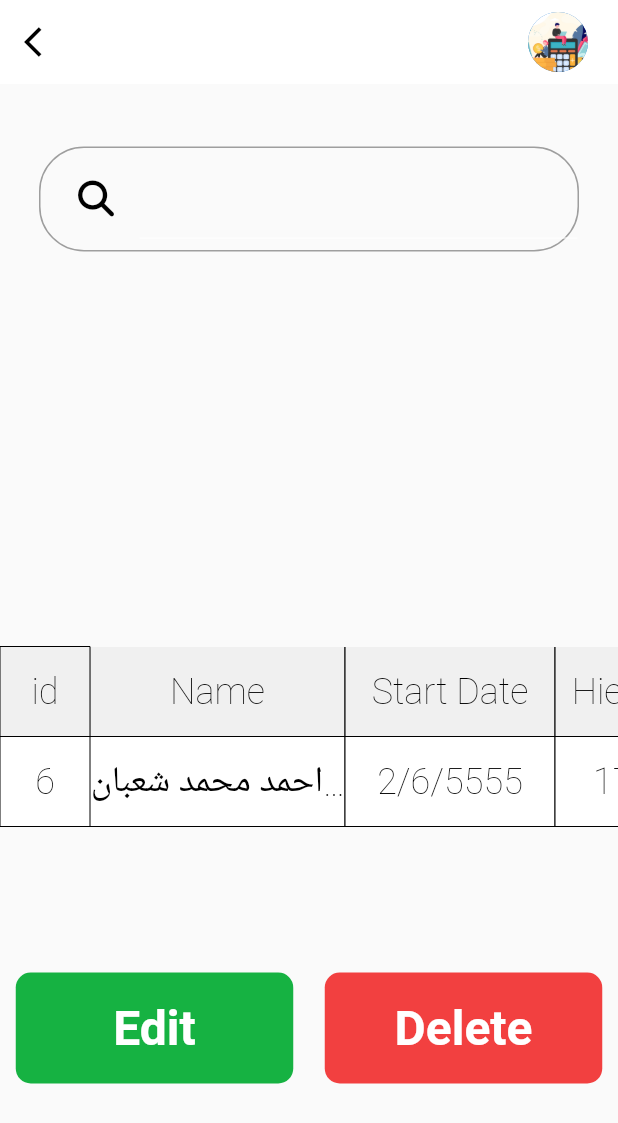
After one commit to Ahmedkhattab21/gym_buiss, a Flutter app: the searchScreen screen opened by its route, on a phone screen of 412 x 824 dp. The commit adds this screen. Shown: the top 1123 px of the screen. Run offline on Flutter 3.47's test engine with Material 2 defaults, Android fonts, the phone set to English and light mode, and no system bars; our stand-ins replace font_awesome_flutter, sqflite; accounts and stored records are empty.

Commit message:
search committ

```diff
--- a/lib/main.dart
+++ b/lib/main.dart
@@ -3,7 +3,9 @@ import 'package:gym2/controller/provider/AttendanceProvider.dart';
 import 'package:gym2/controller/provider/NewPersonProvider.dart';
 import 'package:gym2/view/screens/Daily.dart';
 import 'package:gym2/view/screens/Home.dart';
+import 'package:gym2/view/screens/searchScreen.dart';
 import 'package:provider/provider.dart';
+
 
 void main() {
 runApp(
@@ -51,6 +53,7 @@ class MyApp extends StatelessWidget {
       routes: {
         '/':(ctx)=>MyHomePage(),
         DailyPage.routeName:(ctx)=>DailyPage(),
+        searchScreen.routeName:(ctx)=>searchScreen(),
 
       },
     );
--- a/lib/view/screens/NewPerson.dart
+++ b/lib/view/screens/NewPerson.dart
@@ -1,6 +1,7 @@
 
 import 'package:flutter/material.dart';
 import 'package:font_awesome_flutter/font_awesome_flutter.dart';
+import 'package:gym2/view/screens/searchScreen.dart';
 import '../widget/button.dart';
 
 
@@ -16,7 +17,9 @@ class NewPerson extends StatelessWidget {
         mainAxisAlignment: MainAxisAlignment.spaceAround,
         children: [
       InkWell(
-        onTap: (){},
+        onTap: (){
+          Navigator.of(context).pushNamed(searchScreen.routeName);
+        },
         child: Container(
           width: 360,
           height: 70,
@@ -35,7 +38,6 @@ class NewPerson extends StatelessWidget {
         ),
         ),
       ),
-          // search(controller: Provider.of<NewPersonProvider>(context,listen: false).controller,),
           Button(fun: (){}
             , wid: 190, hei: 190, cir: 30, color:const Color.fromRGBO(22, 178, 66, 1), text:"+"),
         ],
--- /dev/null
+++ b/lib/view/screens/searchScreen.dart
@@ -0,0 +1,223 @@
+import 'package:flutter/material.dart';
+import 'package:flutter/rendering.dart';
+import 'package:font_awesome_flutter/font_awesome_flutter.dart';
+import 'package:gym2/view/screens/Attendance.dart';
+import 'package:gym2/view/screens/LoseWeight.dart';
+import 'package:gym2/view/screens/NewPerson.dart';
+import 'package:gym2/view/screens/OverWeight.dart';
+import 'package:provider/provider.dart';
+
+import '../../controller/provider/NewPersonProvider.dart';
+import '../widget/button.dart';
+import '../widget/search.dart';
+
+//
+// class searchScreen extends StatelessWidget {
+//      static const String routeName="/search";
+//
+//   const searchScreen({Key? key}) : super(key: key);
+//
+//
+//
+//   List<Widget> _buildCells(int count) {
+//     return List.generate(
+//       count,
+//           (index) => Container(
+//         alignment: Alignment.center,
+//         width: 120.0,
+//         height: 60.0,
+//         color: Colors.white,
+//         margin: EdgeInsets.all(4.0),
+//         child: Text("${index + 1}"),
+//     ));
+//   }
+//
+//   List<Widget> _buildRows(int count) {
+//     return List.generate(
+//       count,
+//           (index) => Row(
+//         children: _buildCells(10),
+//       ),
+//     );
+//   }
+//   @override
+//   Widget build(BuildContext context) {
+//     return Scaffold(
+//       appBar: AppBar(),
+//       body: SingleChildScrollView(
+//         child: Row(
+//           crossAxisAlignment: CrossAxisAlignment.start,
+//           children: <Widget>[
+//             Column(
+//               crossAxisAlignment: CrossAxisAlignment.start,
+//               children: _buildCells(20),
+//             ),
+//             Flexible(
+//               child: SingleChildScrollView(
+//                 scrollDirection: Axis.horizontal,
+//                 child: Column(
+//                   crossAxisAlignment: CrossAxisAlignment.start,
+//                   children: _buildRows(20),
+//                 ),
+//               ),
+//             )
+//           ],
+//         ),
+//       ),
+//     );
+//   }
+// }
+//
+
+class searchScreen extends StatelessWidget {
+  static const String routeName="/search";
+
+  searchScreen({Key? key}) : super(key: key);
+
+
+  List<String> Datesss=[
+    "2/9/2022",
+    "3/9/2022",
+    "4/9/2022"
+  ];
+  @override
+  Widget build(BuildContext context) {
+    Widget _buildcell(String txt ,double wid){
+      return Container(
+        padding:const EdgeInsets.all(5),
+        decoration: BoxDecoration(
+          border:Border.all(width: 0),
+          color:const Color.fromRGBO(238, 238, 238, .83),
+        ),
+        alignment: Alignment.center,
+        width: wid,
+        height: 60.0,
+        child: FittedBox(child: Text(txt,style: Theme.of(context).textTheme.headline2,
+        ),
+        ),
+      );
+    }
+    Widget _buildcell2(String txt ,double wid){
+      return Container(
+        decoration: BoxDecoration(
+          border:Border.all(width: 0),
+          color: Colors.white,
+        ),
+        alignment: Alignment.center,
+        width: wid,
+        height: 60.0,
+        child: FittedBox(child: Text(txt,style: Theme.of(context).textTheme.headline2,
+        ),
+        ),
+      );
+    }
+     return Scaffold(
+      appBar:AppBar(
+        backgroundColor: Colors.white,
+        elevation: 0,
+        leading: IconButton(
+          icon:const Icon(Icons.arrow_back_ios,color: Colors.black,),
+          onPressed: (){Navigator.of(context).pop();},),
+        actions: const [
+          CircleAvatar(
+            backgroundImage:AssetImage("assets/images/img1.jpg"),),
+          SizedBox(width: 20,),
+        ],
+      ),
+      body: Column(
+        mainAxisAlignment: MainAxisAlignment.spaceAround,
+        crossAxisAlignment: CrossAxisAlignment.center,
+        children: [
+          search(controller: Provider.of<NewPersonProvider>(context,listen: false).controller,),
+          Row(
+            children: [
+          Column(
+              crossAxisAlignment: CrossAxisAlignment.start,
+              children: [
+                _buildcell("id", 60),
+                _buildcell2("6", 60),
+
+              ],
+            ),
+          Flexible(
+              child: SingleChildScrollView(
+                scrollDirection: Axis.horizontal,
+                child: Column(
+                  crossAxisAlignment: CrossAxisAlignment.start,
+                  children: [
+                    Row(
+                      children: [
+                        _buildcell("Name",170),
+                        _buildcell("Start Date",140),
+                        _buildcell("Hieght",90),
+                        _buildcell("Weight",90),
+                        _buildcell("Age",90),
+                        _buildcell(" Days",90),
+                        _buildcell("Attendance",150),
+                        _buildcell("Type",150),
+                        _buildcell("Dates",(170 * Datesss.length) +0.0),
+
+                      ],
+                    ),
+                    Row(
+                      children: [
+                        Container(
+                          decoration: BoxDecoration(
+                            border:Border.all(width: 0),
+                            color: Colors.white,
+                          ),
+                          alignment: Alignment.center,
+                          width: 170,
+                          height: 60.0,
+                          child: Text("احمد محمد شعبان محمد حسين  خطاب",
+                            overflow:TextOverflow.ellipsis,
+                            textAlign:TextAlign.end
+                            ,style: Theme.of(context).textTheme.headline2,
+                          ),
+                        ),
+                        _buildcell2("2/6/5555", 140),
+                        _buildcell2("170", 90),
+                        _buildcell2("70", 90),
+                        _buildcell2("20", 90),
+                        _buildcell2("4", 90),
+                        _buildcell2("14", 150),
+                        _buildcell2("OverWeight", 150),
+                        ...Datesss.map((e) => Container(
+                          decoration: BoxDecoration(
+                            border:Border.all(width: 0),
+                            color: Colors.white,
+                          ),
+                          alignment: Alignment.center,
+                          width: 170,
+                          height: 60.0,
+                          child: FittedBox(child: Text("${e}",style: Theme.of(context).textTheme.headline2,
+                          ),
+                          ),
+                        ) ),
+
+                      ],
+                    ),
+                  ],
+                ),
+              ),
+            ),
+            ],
+          ),
+          Padding(
+            padding: const EdgeInsets.only(bottom: 60.0),
+            child: Row(
+              mainAxisAlignment: MainAxisAlignment.spaceAround,
+              children: [
+                Button(fun: (){}
+                    , wid: 185, hei: 74, cir: 10, color:const Color.fromRGBO(22, 178, 66, 1), text:"Edit"),
+                Button(fun: (){}
+                    , wid: 185, hei: 74, cir: 10, color:const Color.fromRGBO(240, 9, 9, .77), text:"Delete"),
+              ],
+            ),
+          ),
+
+        ],
+      ),
+    );
+  }
+}
```
